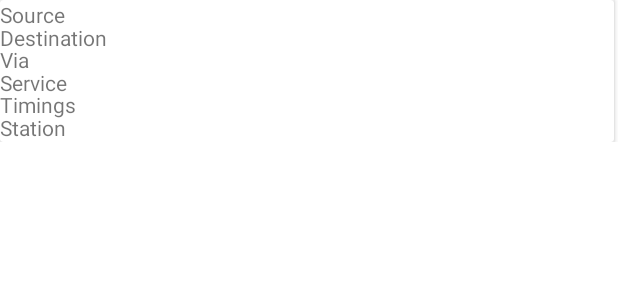
After one commit to rohidas-gowda/bus-timings, an Android app: the layout search_single_bus_data.xml on its own in the app's theme, with its tools: preview values and no code run, on a phone screen of 412 x 824 dp. The commit adds this screen. Shown: the top 300 px of the screen. Run offline under Robolectric (Android 15) with nearby library versions, the phone set to English and light mode, and no system bars.

Commit message:
feat: bus search sqlite database

```diff
--- a/app/src/main/res/layout/fragment_search_bus_info.xml
+++ b/app/src/main/res/layout/fragment_search_bus_info.xml
@@ -44,6 +44,7 @@
                 app:layout_constraintTop_toBottomOf="@+id/from_user_data" />
 
             <Button
+                android:id="@+id/search_bus_data"
                 android:layout_width="match_parent"
                 android:layout_height="48dp"
                 android:layout_margin="20dp"
--- /dev/null
+++ b/app/src/main/res/layout/search_single_bus_data.xml
@@ -0,0 +1,56 @@
+<?xml version="1.0" encoding="utf-8"?>
+<LinearLayout xmlns:android="http://schemas.android.com/apk/res/android"
+    android:orientation="vertical"
+    xmlns:tools="http://schemas.android.com/tools"
+    android:layout_width="match_parent"
+    android:layout_height="wrap_content">
+
+    <androidx.cardview.widget.CardView
+        android:layout_width="409dp"
+        android:layout_height="wrap_content"
+        tools:layout_editor_absoluteX="1dp"
+        tools:layout_editor_absoluteY="325dp">
+
+        <TextView
+            android:id="@+id/source_db"
+            android:layout_width="wrap_content"
+            android:layout_height="wrap_content"
+            android:text="Source"/>
+
+        <TextView
+            android:id="@+id/destination_db"
+            android:layout_width="wrap_content"
+            android:layout_height="wrap_content"
+            android:layout_marginTop="15dp"
+            android:text="Destination"/>
+
+        <TextView
+            android:id="@+id/via_db"
+            android:layout_width="wrap_content"
+            android:layout_height="wrap_content"
+            android:layout_marginTop="30dp"
+            android:text="Via"/>
+
+        <TextView
+            android:id="@+id/service_db"
+            android:layout_width="wrap_content"
+            android:layout_height="wrap_content"
+            android:layout_marginTop="45dp"
+            android:text="Service"/>
+
+        <TextView
+            android:id="@+id/timings_db"
+            android:layout_width="wrap_content"
+            android:layout_height="wrap_content"
+            android:layout_marginTop="60dp"
+            android:text="Timings"/>
+
+        <TextView
+            android:id="@+id/station_db"
+            android:layout_width="wrap_content"
+            android:layout_height="wrap_content"
+            android:layout_marginTop="75dp"
+            android:text="Station"/>
+
+    </androidx.cardview.widget.CardView>
+</LinearLayout>
```
Also changed, not shown: app/src/main/AndroidManifest.xml (+6 -3 lines), app/src/main/java/com/andromojo/bustimings/SearchBusDBHandler.java (added, +116 -0 lines), app/src/main/java/com/andromojo/bustimings/SearchBusDataActivity.java (added, +31 -0 lines), app/src/main/java/com/andromojo/bustimings/SearchBusDataAdapter.java (added, +55 -0 lines), app/src/main/java/com/andromojo/bustimings/SearchBusInfo.java (+13 -0 lines), app/src/main/java/com/andromojo/bustimings/SearchBusParameters.java (added, +77 -0 lines), app/src/main/res/layout/activity_search_bus_data.xml (added, +19 -0 lines), app/src/main/assets/BusInfo.db (added).
